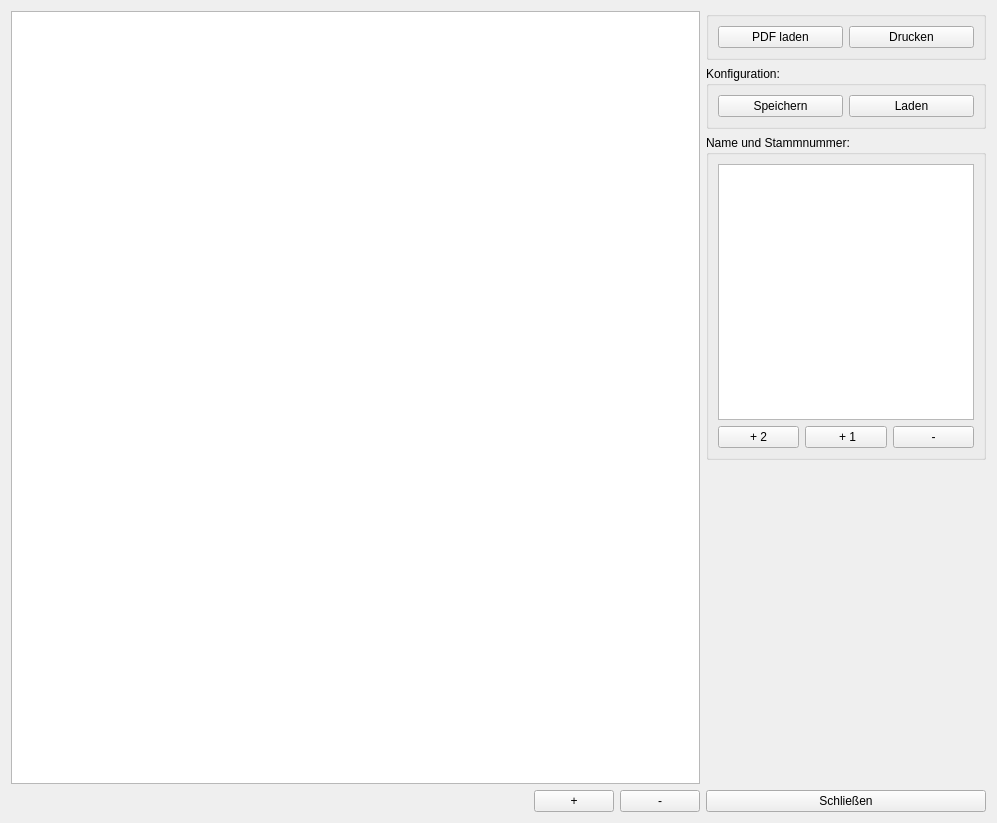
CodeName-666/VDataParser, file src/ui/design/pdf_display.ui: the form before one commit.
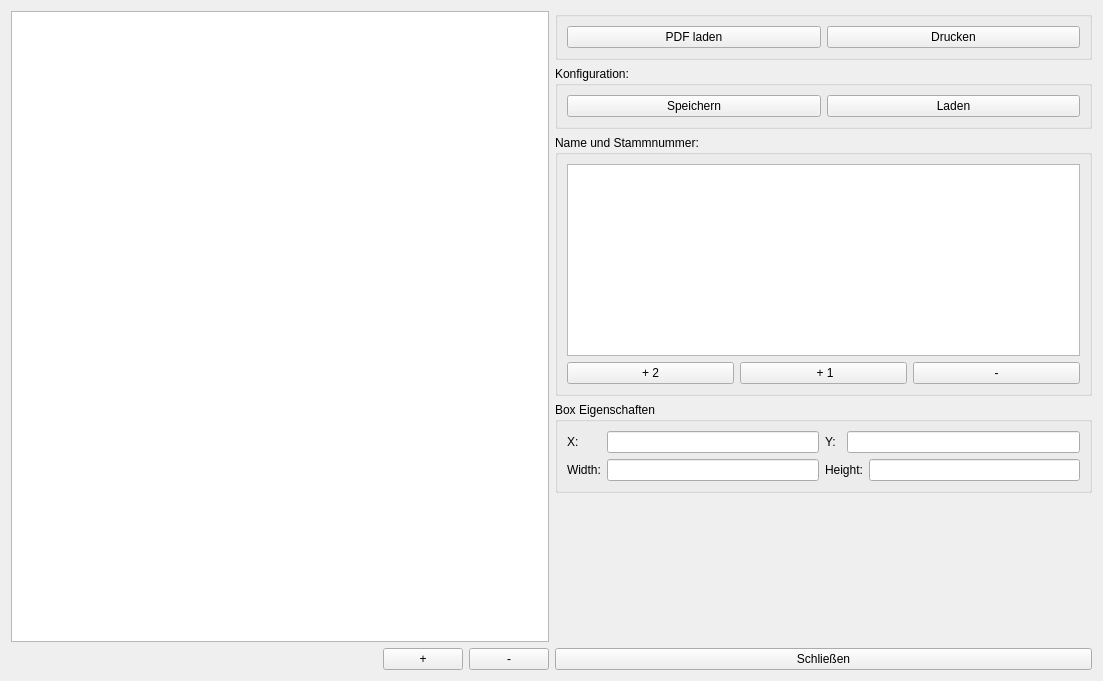
The form after the commit.

Diff of the .ui file:
```diff
--- a/src/ui/design/pdf_display.ui
+++ b/src/ui/design/pdf_display.ui
@@ -6,8 +6,8 @@
    <rect>
     <x>0</x>
     <y>0</y>
-    <width>997</width>
-    <height>823</height>
+    <width>1103</width>
+    <height>681</height>
    </rect>
   </property>
   <property name="windowTitle">
@@ -192,6 +192,55 @@
        </layout>
       </widget>
      </item>
+     <item>
+      <widget class="QGroupBox" name="groupBoxProperties">
+       <property name="title">
+        <string>Box Eigenschaften</string>
+       </property>
+       <layout class="QGridLayout" name="gridLayout">
+        <item row="0" column="0">
+         <widget class="QLabel" name="labelX">
+          <property name="text">
+           <string>X:</string>
+          </property>
+         </widget>
+        </item>
+        <item row="0" column="1">
+         <widget class="QLineEdit" name="lineEditX"/>
+        </item>
+        <item row="0" column="2">
+         <widget class="QLabel" name="labelY">
+          <property name="text">
+           <string>Y:</string>
+          </property>
+         </widget>
+        </item>
+        <item row="0" column="3" colspan="2">
+         <widget class="QLineEdit" name="lineEditY"/>
+        </item>
+        <item row="1" column="0">
+         <widget class="QLabel" name="labelWidth">
+          <property name="text">
+           <string>Width:</string>
+          </property>
+         </widget>
+        </item>
+        <item row="1" column="1">
+         <widget class="QLineEdit" name="lineEditWidth"/>
+        </item>
+        <item row="1" column="2" colspan="2">
+         <widget class="QLabel" name="labelHeight">
+          <property name="text">
+           <string>Height:</string>
+          </property>
+         </widget>
+        </item>
+        <item row="1" column="4">
+         <widget class="QLineEdit" name="lineEditHeight"/>
+        </item>
+       </layout>
+      </widget>
+     </item>
      <item>
       <spacer name="verticalSpacer">
        <property name="orientation">
```
